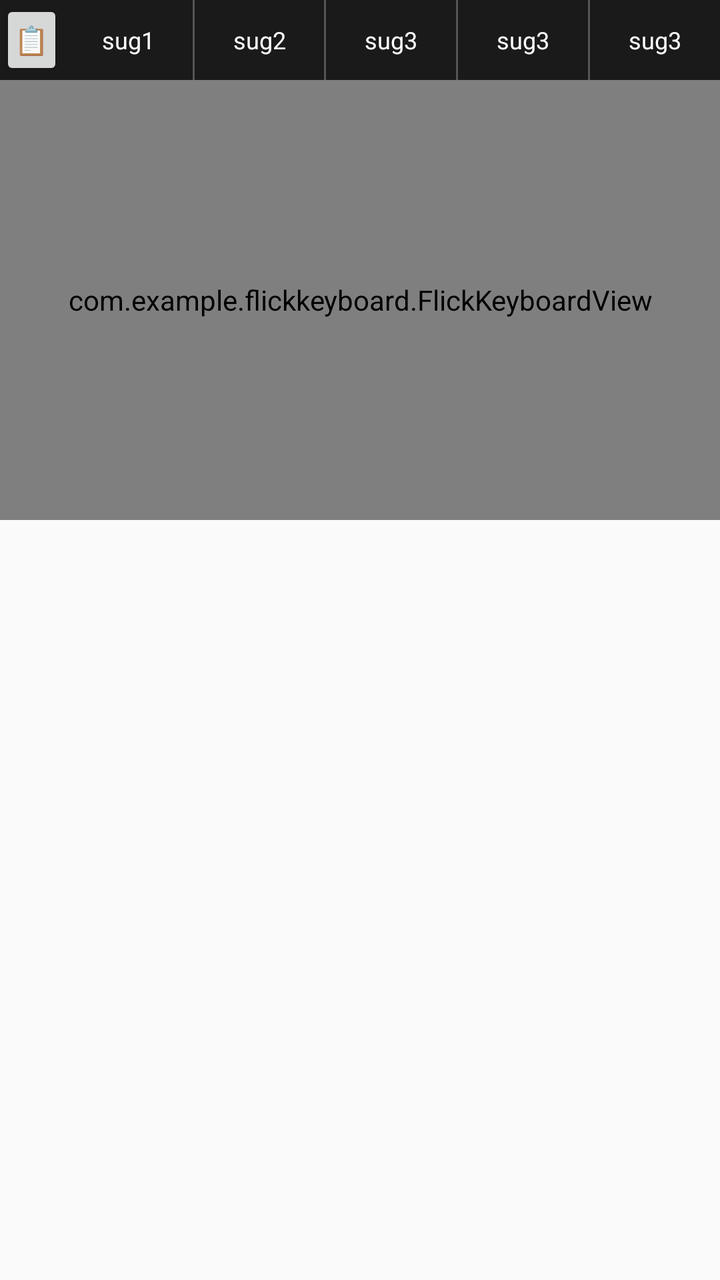
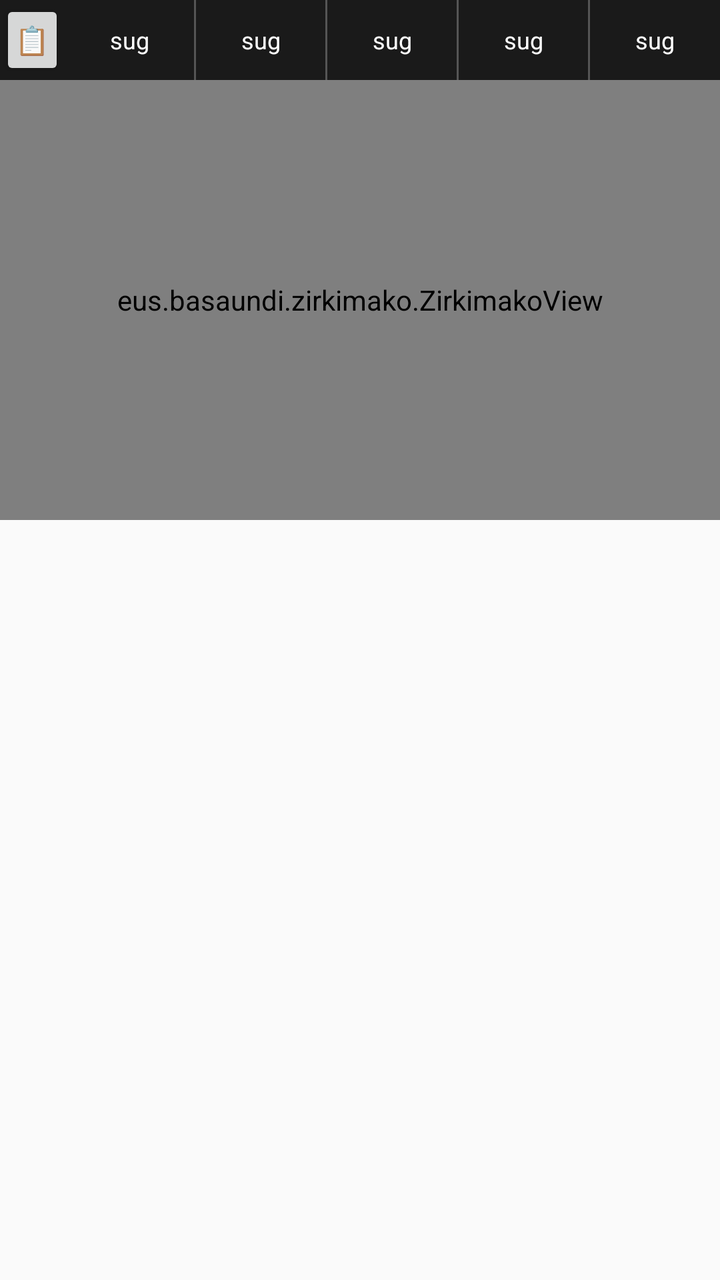

Before-and-after screenshots of an Android layout around one commit, followed by the original layout XML and the change that was made.
<!-- AndroidManifest.xml: application theme Theme.AppCompat.Light -->
<!-- res/layout/keyboard_layout.xml -->
<?xml version="1.0" encoding="utf-8"?>
<LinearLayout xmlns:android="http://schemas.android.com/apk/res/android"
    android:layout_width="match_parent"
    android:layout_height="wrap_content"
    android:orientation="vertical">

    <LinearLayout
        android:id="@+id/candidates_bar"
        android:layout_width="match_parent"
        android:layout_height="40dp"
        android:background="#1a1a1a"
        android:orientation="horizontal"
        android:visibility="visible">

        <Button
            android:id="@+id/btn_paste_or_suggest"
            android:layout_width="28dp"
            android:layout_height="wrap_content"
            android:layout_weight="1"
            android:paddingHorizontal="0dp"
            android:paddingVertical="0dp"
            android:text="📋"
            android:textAllCaps="false" />

        <TextView
            android:id="@+id/sug1"
            android:layout_width="wrap_content"
            android:layout_height="match_parent"
            android:layout_weight="10"
            android:clickable="true"
            android:focusable="true"
            android:gravity="center"
            android:text="sug1"
            android:textColor="#FFFFFF"
            android:textSize="12sp" />

        <View
            android:layout_width="1dp"
            android:layout_height="match_parent"
            android:background="#555555" />

        <TextView
            android:id="@+id/sug2"
            android:layout_width="wrap_content"
            android:layout_height="match_parent"
            android:layout_weight="10"
            android:clickable="true"
            android:focusable="true"
            android:gravity="center"
            android:text="sug2"
            android:textColor="#FFFFFF"
            android:textSize="12sp" />

        <View
            android:layout_width="1dp"
            android:layout_height="match_parent"
            android:background="#555555" />

        <TextView
            android:id="@+id/sug3"
            android:layout_width="wrap_content"
            android:layout_height="match_parent"
            android:layout_weight="10"
            android:clickable="true"
            android:focusable="true"
            android:gravity="center"
            android:text="sug3"
            android:textColor="#FFFFFF"
            android:textSize="12sp" />

        <View
            android:layout_width="1dp"
            android:layout_height="match_parent"
            android:background="#555555" />

        <TextView
            android:id="@+id/sug4"
            android:layout_width="wrap_content"
            android:layout_height="match_parent"
            android:layout_weight="10"
            android:clickable="true"
            android:focusable="true"
            android:gravity="center"
            android:text="sug3"
            android:textColor="#FFFFFF"
            android:textSize="12sp" />

        <View
            android:layout_width="1dp"
            android:layout_height="match_parent"
            android:background="#555555" />

        <TextView
            android:id="@+id/sug5"
            android:layout_width="wrap_content"
            android:layout_height="match_parent"
            android:layout_weight="10"
            android:clickable="true"
            android:focusable="true"
            android:gravity="center"
            android:text="sug3"
            android:textColor="#FFFFFF"
            android:textSize="12sp" />
    </LinearLayout>

    <com.example.flickkeyboard.FlickKeyboardView
        android:id="@+id/flick_keyboard_view"
        android:layout_width="match_parent"
        android:layout_height="220dp" />
</LinearLayout>
<!-- resources referenced by this layout -->
<resources>

</resources>

<!-- the commit's change to res/layout/keyboard_layout.xml (unified diff, before → after) -->
@@ -19,7 +19,7 @@
             android:layout_weight="1"
             android:paddingHorizontal="0dp"
             android:paddingVertical="0dp"
-            android:text="📋"
+            android:text="@string/label_paste"
             android:textAllCaps="false" />
 
         <TextView
@@ -30,7 +30,7 @@
             android:clickable="true"
             android:focusable="true"
             android:gravity="center"
-            android:text="sug1"
+            android:text="@string/candidate_placeholder"
             android:textColor="#FFFFFF"
             android:textSize="12sp" />
 
@@ -47,7 +47,7 @@
             android:clickable="true"
             android:focusable="true"
             android:gravity="center"
-            android:text="sug2"
+            android:text="@string/candidate_placeholder"
             android:textColor="#FFFFFF"
             android:textSize="12sp" />
 
@@ -64,7 +64,7 @@
             android:clickable="true"
             android:focusable="true"
             android:gravity="center"
-            android:text="sug3"
+            android:text="@string/candidate_placeholder"
             android:textColor="#FFFFFF"
             android:textSize="12sp" />
 
@@ -81,7 +81,7 @@
             android:clickable="true"
             android:focusable="true"
             android:gravity="center"
-            android:text="sug3"
+            android:text="@string/candidate_placeholder"
             android:textColor="#FFFFFF"
             android:textSize="12sp" />
 
@@ -98,13 +98,13 @@
             android:clickable="true"
             android:focusable="true"
             android:gravity="center"
-            android:text="sug3"
+            android:text="@string/candidate_placeholder"
             android:textColor="#FFFFFF"
             android:textSize="12sp" />
     </LinearLayout>
 
-    <com.example.flickkeyboard.FlickKeyboardView
-        android:id="@+id/flick_keyboard_view"
+    <eus.basaundi.zirkimako.ZirkimakoView
+        android:id="@+id/zirkimako_keyboard_view"
         android:layout_width="match_parent"
         android:layout_height="220dp" />
 </LinearLayout>
<!-- resource entries referenced after the edit -->
@@ -1,5 +1,6 @@
 <!-- resources referenced by this layout -->
 <resources>
-
+  <string name="candidate_placeholder">sug</string>
+  <string name="label_paste">📋</string>
 </resources>
 
